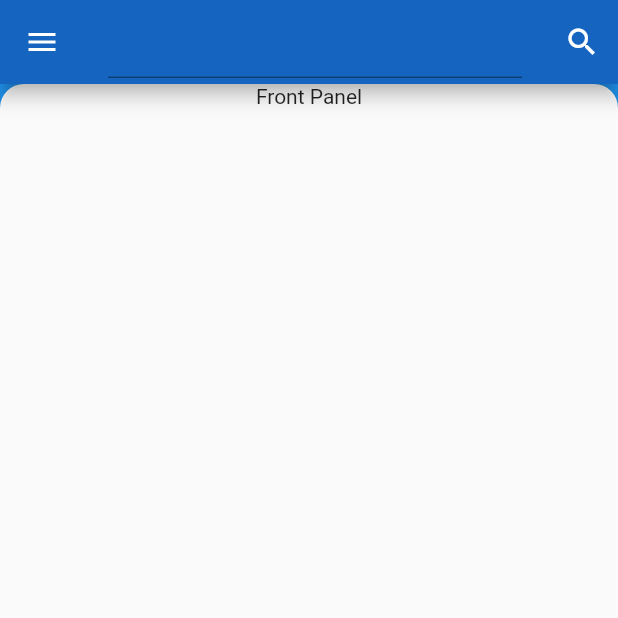
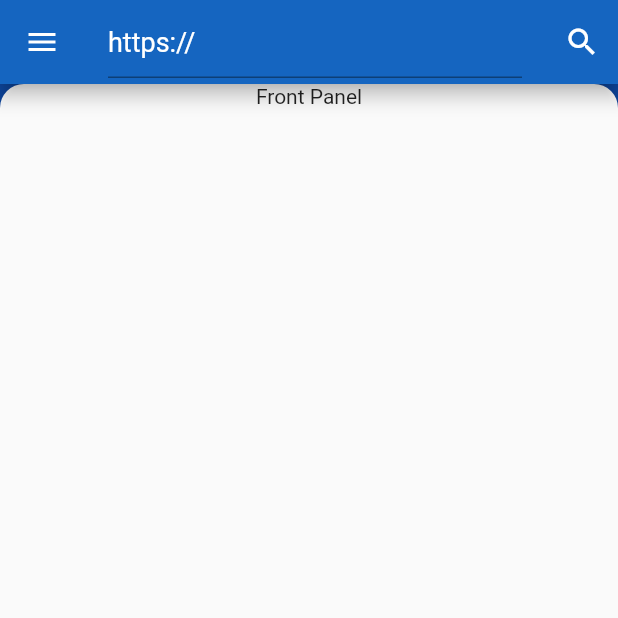
Before and after one commit to Florence2016/flutter_app_webview_scratch, a Flutter app: the BackdropPage screen opened directly, on a phone screen of 412 x 824 dp, the top half of it. Run offline on Flutter 3.47's test engine with Material 2 defaults, Android fonts, the phone set to English and light mode, and no system bars; missing offline and left inert: flutter_webview_plugin.

Commit message:
initial commit

```diff
--- a/lib/tab_panel.dart
+++ b/lib/tab_panel.dart
@@ -1,7 +1,4 @@
 import 'package:flutter/material.dart';
-import 'package:flutter_webview_plugin/flutter_webview_plugin.dart';
-
-String url = "https://";
 
 class Panels extends StatefulWidget {
   final AnimationController controller;
@@ -12,27 +9,7 @@ class Panels extends StatefulWidget {
 }
 
 class _PanelsState extends State<Panels> {
-  TextEditingController searchBarController = TextEditingController();
-  final webView = FlutterWebviewPlugin();
-
   static const header_height = 32.0;
-
-  @override
-  void initState() {
-    super.initState();
-    webView.close();
-
-    searchBarController.addListener((){
-      url = searchBarController.text;
-    });
-  }
-
-  @override
-  void dispose() {
-    webView.dispose();
-    searchBarController.dispose();
-    super.dispose();
-  }
 
 
   Animation<RelativeRect> getPanelAnimation(BoxConstraints constraints){
@@ -54,7 +31,7 @@ class _PanelsState extends State<Panels> {
       child: Stack(
         children: <Widget>[
           Container(
-            color: theme.primaryColor,
+            color: Colors.blue[900],
             child: Center(
               child: Text("History Panel",
                   style: TextStyle(
@@ -69,14 +46,11 @@ class _PanelsState extends State<Panels> {
               borderRadius: BorderRadius.only(
                   topLeft: Radius.circular(16.0),
                   topRight: Radius.circular(16.0)),
-              child: Column(
-                children: <Widget>[
-                Container(
+              child: Container(
+                child: Center(
                   child: Text('Front Panel'),
-
                 ),
-                ],
-              ),
+              )
             ),
           )
         ],
--- a/lib/webview_demo.dart
+++ b/lib/webview_demo.dart
@@ -1,9 +1,10 @@
 import 'package:flutter/material.dart';
-import 'package:flutter_app_webview_scratch/tab_panel.dart';
+//import 'package:flutter_app_webview_scratch/tab_panel.dart';
 import 'package:flutter_webview_plugin/flutter_webview_plugin.dart';
 
 String url = "https://";
-TextEditingController searchBarController = TextEditingController();
+TextEditingController searchBarController = TextEditingController(text: url);
+
 void main() => runApp(new MyApp());
 
 class MyApp extends StatelessWidget {
@@ -28,8 +29,12 @@ class MyApp extends StatelessWidget {
                 controller: searchBarController,
               ),
             ),
-
-
+            actions: <Widget>[
+              new IconButton( icon: new Icon(Icons.search),
+                onPressed: (){
+                },
+              ),
+            ],
           ),
           withJavascript: true,
           withLocalStorage: true,
@@ -55,13 +60,13 @@ class _BackdropPageState extends State<BackdropPage> with SingleTickerProviderSt
     super.initState();
     controller = AnimationController(
         vsync: this,
-        duration: Duration(milliseconds: 100),
-    value: 1.0);
+        duration: Duration(milliseconds: 100),value: 1.0);
 
     searchBarController.addListener((){
        url = searchBarController.text;
     });
   }
+
   @override
   void dispose() {
     super.dispose();
@@ -85,8 +90,7 @@ class _BackdropPageState extends State<BackdropPage> with SingleTickerProviderSt
               keyboardType: TextInputType.text,
               style: new TextStyle(
                   color: Colors.white,
-                  fontSize: 18.0
-              ),
+                  fontSize: 18.0),
               controller:  searchBarController,
             )
         ),
@@ -113,3 +117,75 @@ class _BackdropPageState extends State<BackdropPage> with SingleTickerProviderSt
     );
   }
 }
+
+class Panels extends StatefulWidget {
+  final AnimationController controller;
+
+  Panels({this.controller});
+  @override
+  _PanelsState createState() => _PanelsState();
+}
+
+class _PanelsState extends State<Panels> {
+  TextEditingController searchBarController = TextEditingController(text: url);
+  final webView = FlutterWebviewPlugin();
+
+  static const header_height = 32.0;
+
+
+  Animation<RelativeRect> getPanelAnimation(BoxConstraints constraints){
+    final height = constraints.biggest.height;
+    final backPanelHeight = height - header_height;
+    final frontPanelHeight = -header_height;
+
+    return RelativeRectTween(
+        begin: RelativeRect.fromLTRB(0.0, backPanelHeight, 0.0, frontPanelHeight),
+        end: RelativeRect.fromLTRB(0.0, 0.0, 0.0, 0.0)).animate(CurvedAnimation
+      (parent: widget.controller, curve: Curves.linear));
+  }
+
+  Widget popPanels(BuildContext context, BoxConstraints constraints){
+
+    final ThemeData theme = Theme.of(context);
+
+    return Container(
+      child: Stack(
+        children: <Widget>[
+          Container(
+            color: Colors.blue[900],
+            child: Center(
+              child: Text("History Panel",
+                  style: TextStyle(
+                      fontSize: 24.0, color: Colors.white)
+              ),
+            ),
+          ),
+          PositionedTransition(
+            rect: getPanelAnimation(constraints),
+            child: Material(
+              elevation: 12.0,
+              borderRadius: BorderRadius.only(
+                  topLeft: Radius.circular(16.0),
+                  topRight: Radius.circular(16.0)),
+              child: Column(
+                children: <Widget>[
+                  Container(
+                    child: Text('Front Panel'),
+
+                  ),
+                ],
+              ),
+            ),
+          )
+        ],
+      ),
+    );
+  }
+
+  @override
+  Widget build(BuildContext context) {
+    return LayoutBuilder(
+      builder: popPanels,
+    );
+  }
+}
```
Also changed, not shown: lib/browser.dart (added, +261 -0 lines), lib/main.dart (+16 -60 lines), lib/util/settings.dart (added, +21 -0 lines), lib/util/uri.dart (added, +7 -0 lines), pubspec.lock. Lines whose indentation alone changed are shown as unchanged.
